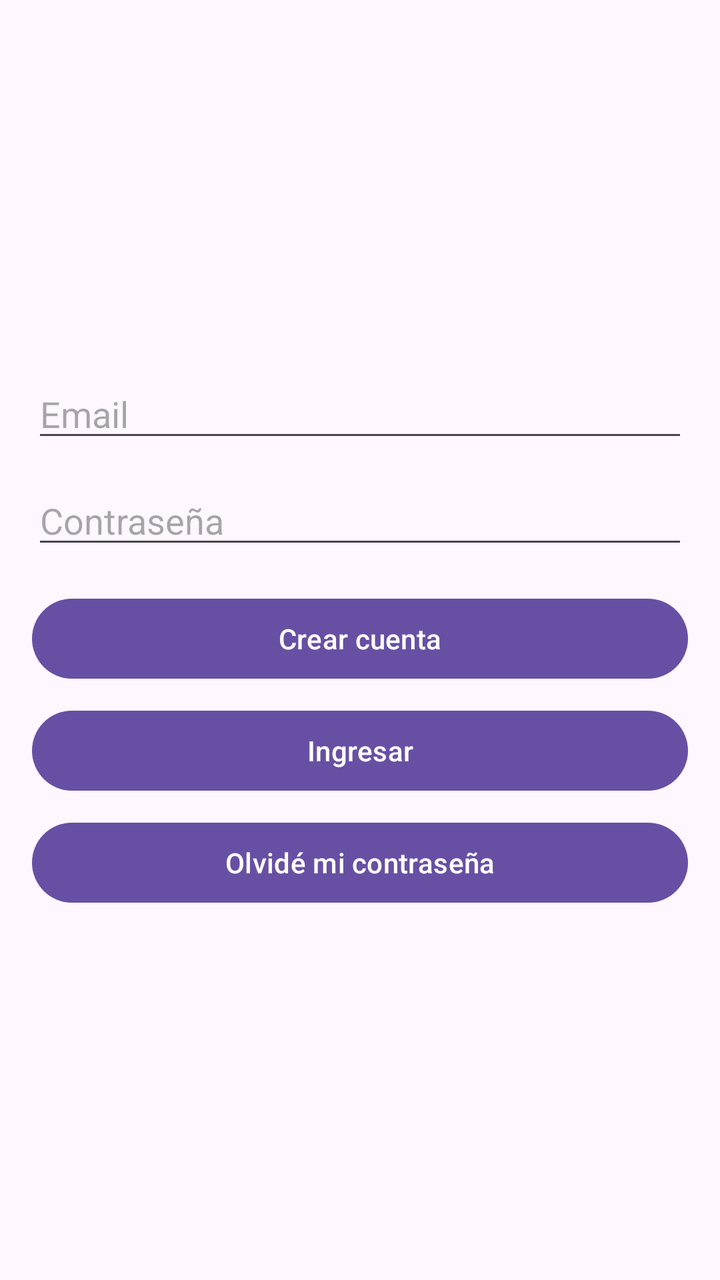
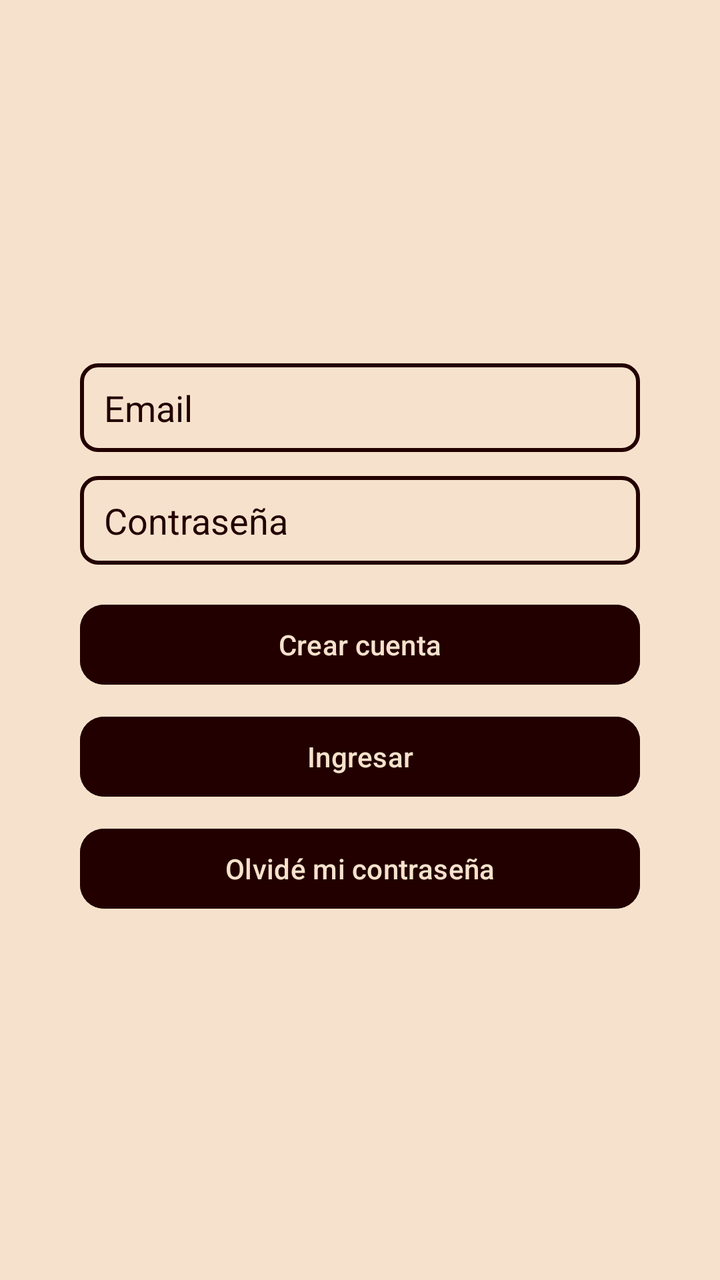

Before-and-after screenshots of an Android layout around one commit, followed by the original layout XML and the change that was made.
<!-- AndroidManifest.xml: application theme Theme.Loveito -->
<!-- res/layout/fragment_auth.xml -->
<?xml version="1.0" encoding="utf-8"?>
<ScrollView xmlns:android="http://schemas.android.com/apk/res/android"
    android:fillViewport="true"
    android:padding="16dp"
    android:layout_width="match_parent"
    android:layout_height="match_parent"
    android:fitsSystemWindows="true">

    <LinearLayout
        android:orientation="vertical"
        android:layout_width="match_parent"
        android:layout_height="wrap_content"
        android:gravity="center_vertical">

        <EditText
            android:id="@+id/etEmail"
            android:hint="@string/auth_email"
            android:inputType="textEmailAddress"
            android:autofillHints="emailAddress"
            android:layout_width="match_parent"
            android:layout_height="wrap_content" />

        <EditText
            android:id="@+id/etPassword"
            android:hint="@string/auth_password"
            android:inputType="textPassword"
            android:autofillHints="password"
            android:layout_width="match_parent"
            android:layout_height="wrap_content"
            android:layout_marginTop="12dp" />

        <Button
            android:id="@+id/btnSignUp"
            android:text="@string/auth_signup"
            android:layout_width="match_parent"
            android:layout_height="wrap_content"
            android:layout_marginTop="16dp" />

        <Button
            android:id="@+id/btnSignIn"
            android:text="@string/auth_signin"
            android:layout_width="match_parent"
            android:layout_height="wrap_content"
            android:layout_marginTop="8dp" />

        <Button
            android:id="@+id/btnForgot"
            android:text="@string/auth_forgot_password"
            android:layout_width="match_parent"
            android:layout_height="wrap_content"
            android:layout_marginTop="8dp" />
    </LinearLayout>
</ScrollView>
<!-- resources referenced by this layout -->
<resources>
  <string name="auth_email">Email</string>
  <string name="auth_forgot_password">Olvidé mi contraseña</string>
  <string name="auth_password">Contraseña</string>
  <string name="auth_signin">Ingresar</string>
  <string name="auth_signup">Crear cuenta</string>
  <style name="Theme.Loveito" parent="Theme.Material3.DayNight.NoActionBar" />
</resources>

<!-- the commit's change to res/layout/fragment_auth.xml (unified diff, before → after) -->
@@ -1,5 +1,6 @@
 <?xml version="1.0" encoding="utf-8"?>
 <ScrollView xmlns:android="http://schemas.android.com/apk/res/android"
+    xmlns:app="http://schemas.android.com/apk/res-auto"
     android:fillViewport="true"
     android:padding="16dp"
     android:layout_width="match_parent"
@@ -18,7 +19,13 @@
             android:inputType="textEmailAddress"
             android:autofillHints="emailAddress"
             android:layout_width="match_parent"
-            android:layout_height="wrap_content" />
+            android:layout_height="wrap_content"
+            android:layout_marginStart="24dp"
+            android:layout_marginEnd="24dp"
+            android:layout_gravity="center_horizontal"
+            android:textColor="@color/accent_primary"
+            android:textColorHint="@color/accent_primary"
+            android:background="@drawable/edittext_accent_primary" />
 
         <EditText
             android:id="@+id/etPassword"
@@ -27,27 +34,51 @@
             android:autofillHints="password"
             android:layout_width="match_parent"
             android:layout_height="wrap_content"
-            android:layout_marginTop="12dp" />
+            android:layout_marginTop="12dp"
+            android:layout_marginStart="24dp"
+            android:layout_marginEnd="24dp"
+            android:layout_gravity="center_horizontal"
+            android:textColor="@color/accent_primary"
+            android:textColorHint="@color/accent_primary"
+            android:background="@drawable/edittext_accent_primary" />
 
-        <Button
+        <com.google.android.material.button.MaterialButton
             android:id="@+id/btnSignUp"
             android:text="@string/auth_signup"
             android:layout_width="match_parent"
             android:layout_height="wrap_content"
-            android:layout_marginTop="16dp" />
+            android:layout_marginTop="16dp"
+            android:layout_marginStart="24dp"
+            android:layout_marginEnd="24dp"
+            android:layout_gravity="center_horizontal"
+            android:backgroundTint="@color/accent_primary"
+            android:textColor="@color/accent_on"
+            app:cornerRadius="12dp" />
 
-        <Button
+        <com.google.android.material.button.MaterialButton
             android:id="@+id/btnSignIn"
             android:text="@string/auth_signin"
             android:layout_width="match_parent"
             android:layout_height="wrap_content"
-            android:layout_marginTop="8dp" />
+            android:layout_marginTop="8dp"
+            android:layout_marginStart="24dp"
+            android:layout_marginEnd="24dp"
+            android:layout_gravity="center_horizontal"
+            android:backgroundTint="@color/accent_primary"
+            android:textColor="@color/accent_on"
+            app:cornerRadius="12dp" />
 
-        <Button
+        <com.google.android.material.button.MaterialButton
             android:id="@+id/btnForgot"
             android:text="@string/auth_forgot_password"
             android:layout_width="match_parent"
             android:layout_height="wrap_content"
-            android:layout_marginTop="8dp" />
+            android:layout_marginTop="8dp"
+            android:layout_marginStart="24dp"
+            android:layout_marginEnd="24dp"
+            android:layout_gravity="center_horizontal"
+            android:backgroundTint="@color/accent_primary"
+            android:textColor="@color/accent_on"
+            app:cornerRadius="12dp" />
     </LinearLayout>
 </ScrollView>
<!-- resource entries referenced after the edit -->
@@ -1,10 +1,35 @@
 <!-- resources referenced by this layout -->
 <resources>
+  <color name="accent_on">#F6E2CC</color>
+  <color name="accent_primary">#230000</color>
+  <!-- drawable edittext_accent_primary (drawable) -->
+  <?xml version="1.0" encoding="utf-8"?>
+  <shape xmlns:android="http://schemas.android.com/apk/res/android">
+      <solid android:color="@android:color/transparent" />
+      <stroke android:width="2dp" android:color="@color/accent_primary" />
+      <corners android:radius="8dp" />
+      <padding android:left="12dp" android:top="10dp" android:right="12dp" android:bottom="10dp" />
+  </shape>
   <string name="auth_email">Email</string>
   <string name="auth_forgot_password">Olvidé mi contraseña</string>
   <string name="auth_password">Contraseña</string>
   <string name="auth_signin">Ingresar</string>
   <string name="auth_signup">Crear cuenta</string>
-  <style name="Theme.Loveito" parent="Theme.Material3.DayNight.NoActionBar" />
+  <style name="Theme.Loveito" parent="Theme.Material3.DayNight.NoActionBar">
+          <item name="colorPrimary">@color/bg_primary</item>
+          <item name="colorOnPrimary">@color/text_primary</item>
+          <item name="colorSecondary">@color/accent_primary</item>
+          <item name="colorOnSecondary">@color/accent_on</item>
+          <item name="android:colorBackground">@color/bg_primary</item>
+          <item name="colorSurface">@color/bg_surface</item>
+          <item name="colorOnSurface">@color/text_primary</item>
+          <item name="colorError">@color/error_default</item>
+          <item name="colorOnError">@color/text_primary</item>
+      </style>
+  <color name="bg_primary">#F6E2CC</color>
+  <color name="text_primary">#2E2115</color>
+  <color name="bg_surface">#F6E2CC</color>
+  <color name="error_default">@color/error_accessible</color>
+  <color name="error_accessible">#CF6679</color>
 </resources>
 
